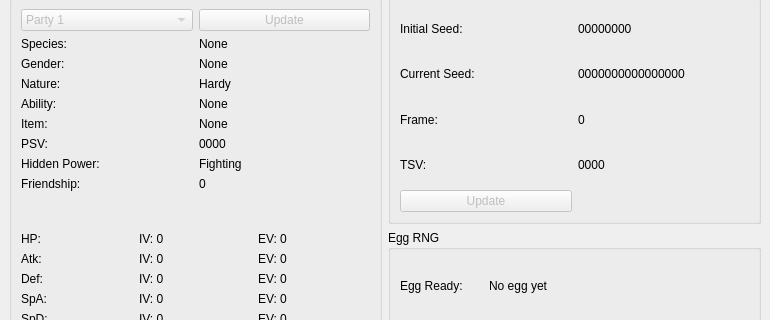
First picture: the form in CitraRNG/MainWindow.ui, repository Admiral-Fish/CitraRNG, before the edit; both pictures show x 0 to 770 and y 157 to 477 of the 770 by 640 pixel window.
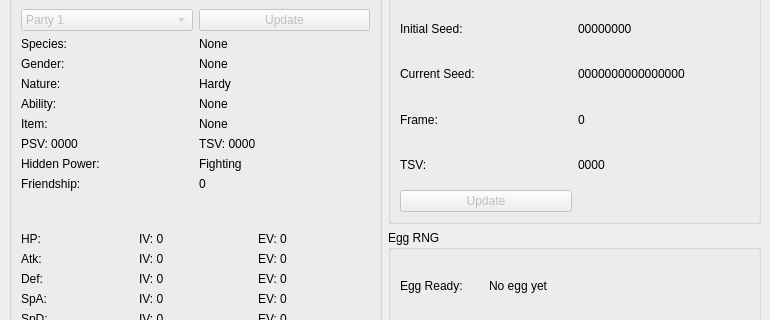
Second picture: the form after the edit.

Commit message: Add TSV to Pokemon display

```diff
--- a/CitraRNG/MainWindow.ui
+++ b/CitraRNG/MainWindow.ui
@@ -188,7 +188,7 @@
         </widget>
        </item>
        <item row="3" column="0">
-        <widget class="QLabel" name="labelTSV">
+        <widget class="QLabel" name="labelSaveTSV">
          <property name="text">
           <string>TSV:</string>
          </property>
@@ -345,14 +345,14 @@
          <item row="5" column="0">
           <widget class="QLabel" name="labelPSV">
            <property name="text">
-            <string>PSV:</string>
+            <string>PSV: 0000</string>
            </property>
           </widget>
          </item>
          <item row="5" column="1">
-          <widget class="QLabel" name="labelPSVValue">
+          <widget class="QLabel" name="labelTSV">
            <property name="text">
-            <string>0000</string>
+            <string>TSV: 0000</string>
            </property>
           </widget>
          </item>
```
The commit also changes 2 other files.
